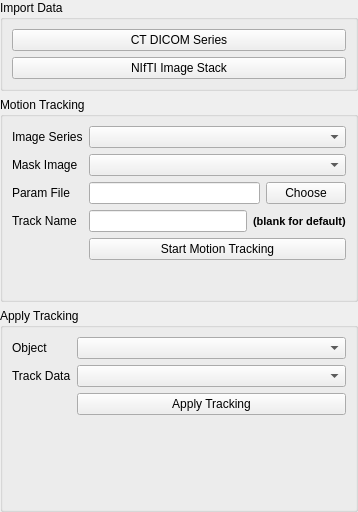
First picture: the form in src/ui/CTMotionProp.ui, repository ericspod/Eidolon, before the edit.
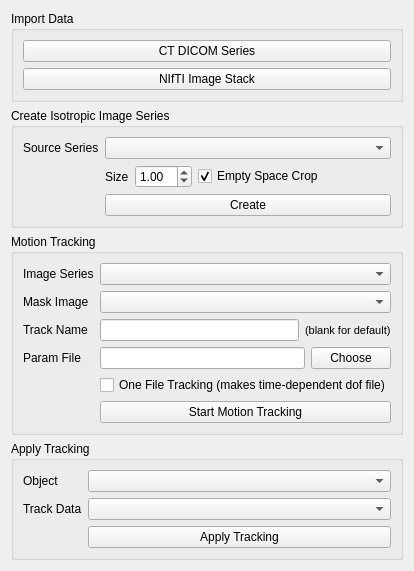
Second picture: the form after the edit.

Patch:
```diff
--- a/src/ui/CTMotionProp.ui
+++ b/src/ui/CTMotionProp.ui
@@ -6,17 +6,14 @@
    <rect>
     <x>0</x>
     <y>0</y>
-    <width>358</width>
-    <height>512</height>
+    <width>366</width>
+    <height>553</height>
    </rect>
   </property>
   <property name="windowTitle">
    <string>Form</string>
   </property>
   <layout class="QVBoxLayout" name="verticalLayout">
-   <property name="margin">
-    <number>0</number>
-   </property>
    <item>
     <widget class="QGroupBox" name="groupBox">
      <property name="sizePolicy">
@@ -46,12 +43,110 @@
      </layout>
     </widget>
    </item>
+   <item>
+    <widget class="QGroupBox" name="isoCreateGroup">
+     <property name="title">
+      <string>Create Isotropic Image Series</string>
+     </property>
+     <layout class="QFormLayout" name="formLayout_7">
+      <property name="fieldGrowthPolicy">
+       <enum>QFormLayout::AllNonFixedFieldsGrow</enum>
+      </property>
+      <item row="2" column="0">
+       <widget class="QLabel" name="label_27">
+        <property name="text">
+         <string>Source Series</string>
+        </property>
+       </widget>
+      </item>
+      <item row="2" column="1">
+       <widget class="QComboBox" name="isoCreateBox">
+        <property name="sizePolicy">
+         <sizepolicy hsizetype="Expanding" vsizetype="Fixed">
+          <horstretch>0</horstretch>
+          <verstretch>0</verstretch>
+         </sizepolicy>
+        </property>
+       </widget>
+      </item>
+      <item row="6" column="1">
+       <widget class="QPushButton" name="isoCreateButton">
+        <property name="sizePolicy">
+         <sizepolicy hsizetype="Expanding" vsizetype="Fixed">
+          <horstretch>0</horstretch>
+          <verstretch>0</verstretch>
+         </sizepolicy>
+        </property>
+        <property name="text">
+         <string>Create</string>
+        </property>
+       </widget>
+      </item>
+      <item row="4" column="1">
+       <layout class="QHBoxLayout" name="horizontalLayout_20">
+        <property name="topMargin">
+         <number>0</number>
+        </property>
+        <item>
+         <widget class="QLabel" name="label_52">
+          <property name="text">
+           <string>Size</string>
+          </property>
+         </widget>
+        </item>
+        <item>
+         <widget class="QDoubleSpinBox" name="isoSizeBox">
+          <property name="minimum">
+           <double>0.010000000000000</double>
+          </property>
+          <property name="singleStep">
+           <double>0.100000000000000</double>
+          </property>
+          <property name="value">
+           <double>1.000000000000000</double>
+          </property>
+         </widget>
+        </item>
+        <item>
+         <widget class="QCheckBox" name="emptyCropBox">
+          <property name="enabled">
+           <bool>true</bool>
+          </property>
+          <property name="text">
+           <string>Empty Space Crop</string>
+          </property>
+          <property name="checked">
+           <bool>true</bool>
+          </property>
+         </widget>
+        </item>
+        <item>
+         <spacer name="horizontalSpacer_8">
+          <property name="orientation">
+           <enum>Qt::Horizontal</enum>
+          </property>
+          <property name="sizeHint" stdset="0">
+           <size>
+            <width>40</width>
+            <height>20</height>
+           </size>
+          </property>
+         </spacer>
+        </item>
+       </layout>
+      </item>
+     </layout>
+    </widget>
+   </item>
    <item>
     <widget class="QGroupBox" name="groupBox_2">
      <property name="title">
       <string>Motion Tracking</string>
      </property>
      <layout class="QFormLayout" name="formLayout_3">
+      <property name="fieldGrowthPolicy">
+       <enum>QFormLayout::AllNonFixedFieldsGrow</enum>
+      </property>
       <item row="0" column="0">
        <widget class="QLabel" name="label_9">
         <property name="text">
@@ -87,43 +182,13 @@
        </widget>
       </item>
       <item row="2" column="0">
-       <widget class="QLabel" name="label_11">
+       <widget class="QLabel" name="label_67">
         <property name="text">
-         <string>Param File</string>
+         <string>Track Name</string>
         </property>
        </widget>
       </item>
       <item row="2" column="1">
-       <layout class="QHBoxLayout" name="horizontalLayout_2">
-        <property name="rightMargin">
-         <number>0</number>
-        </property>
-        <item>
-         <widget class="QLineEdit" name="paramEdit"/>
-        </item>
-        <item>
-         <widget class="QPushButton" name="chooseParamButton">
-          <property name="text">
-           <string>Choose</string>
-          </property>
-         </widget>
-        </item>
-       </layout>
-      </item>
-      <item row="4" column="1">
-       <widget class="QPushButton" name="trackButton">
-        <property name="sizePolicy">
-         <sizepolicy hsizetype="Expanding" vsizetype="Fixed">
-          <horstretch>0</horstretch>
-          <verstretch>0</verstretch>
-         </sizepolicy>
-        </property>
-        <property name="text">
-         <string>Start Motion Tracking</string>
-        </property>
-       </widget>
-      </item>
-      <item row="3" column="1">
        <layout class="QHBoxLayout" name="horizontalLayout_14">
         <item>
          <widget class="QLineEdit" name="trackName"/>
@@ -133,8 +198,8 @@
           <property name="font">
            <font>
             <pointsize>8</pointsize>
-            <weight>75</weight>
-            <bold>true</bold>
+            <weight>50</weight>
+            <bold>false</bold>
            </font>
           </property>
           <property name="text">
@@ -145,9 +210,46 @@
        </layout>
       </item>
       <item row="3" column="0">
-       <widget class="QLabel" name="label_67">
+       <widget class="QLabel" name="label_11">
         <property name="text">
-         <string>Track Name</string>
+         <string>Param File</string>
+        </property>
+       </widget>
+      </item>
+      <item row="3" column="1">
+       <layout class="QHBoxLayout" name="horizontalLayout_2">
+        <property name="rightMargin">
+         <number>0</number>
+        </property>
+        <item>
+         <widget class="QLineEdit" name="paramEdit"/>
+        </item>
+        <item>
+         <widget class="QPushButton" name="chooseParamButton">
+          <property name="text">
+           <string>Choose</string>
+          </property>
+         </widget>
+        </item>
+       </layout>
+      </item>
+      <item row="4" column="1">
+       <widget class="QCheckBox" name="oneFileCheck">
+        <property name="text">
+         <string>One File Tracking (makes time-dependent dof file)</string>
+        </property>
+       </widget>
+      </item>
+      <item row="5" column="1">
+       <widget class="QPushButton" name="trackButton">
+        <property name="sizePolicy">
+         <sizepolicy hsizetype="Expanding" vsizetype="Fixed">
+          <horstretch>0</horstretch>
+          <verstretch>0</verstretch>
+         </sizepolicy>
+        </property>
+        <property name="text">
+         <string>Start Motion Tracking</string>
         </property>
        </widget>
       </item>
```
